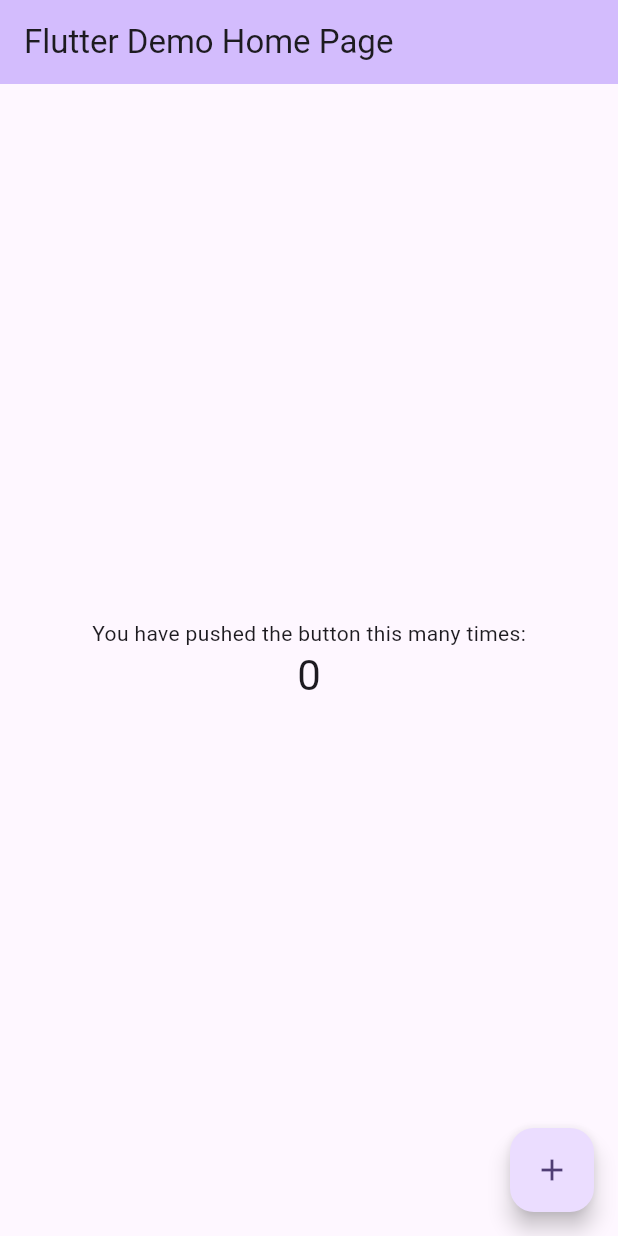
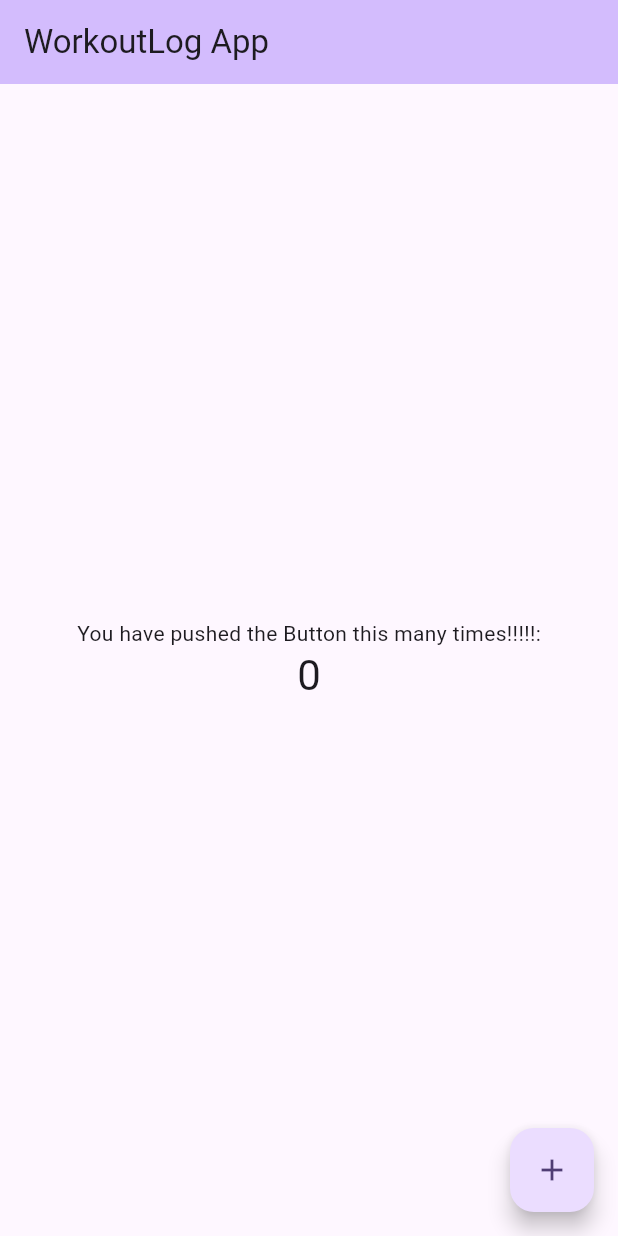
Before and after one commit to AdamOsinski/workoutlog_app, a Flutter app: the screen it shows after launch, on a phone screen of 412 x 824 dp. Run offline on Flutter 3.47's test engine with Material 3 defaults, Android fonts, the phone set to English and light mode, and no system bars; our stand-ins replace material_ui.

Commit message:
Set Up Initial Structure

```diff
--- a/lib/main.dart
+++ b/lib/main.dart
@@ -11,7 +11,7 @@ class MyApp extends StatelessWidget {
   @override
   Widget build(BuildContext context) {
     return MaterialApp(
-      title: 'Flutter Demo',
+      title: 'WorkoutLog',
       theme: ThemeData(
         // This is the theme of your application.
         //
@@ -30,7 +30,7 @@ class MyApp extends StatelessWidget {
         // tested with just a hot reload.
         colorScheme: .fromSeed(seedColor: Colors.deepPurple),
       ),
-      home: const MyHomePage(title: 'Flutter Demo Home Page'),
+      home: const MyHomePage(title: 'WorkoutLog App'),
     );
   }
 }
@@ -104,7 +104,7 @@ class _MyHomePageState extends State<MyHomePage> {
           // wireframe for each widget.
           mainAxisAlignment: .center,
           children: [
-            const Text('You have pushed the button this many times:'),
+            const Text('You have pushed the Button this many times!!!!!:'),
             Text(
               '$_counter',
               style: Theme.of(context).textTheme.headlineMedium,
```
